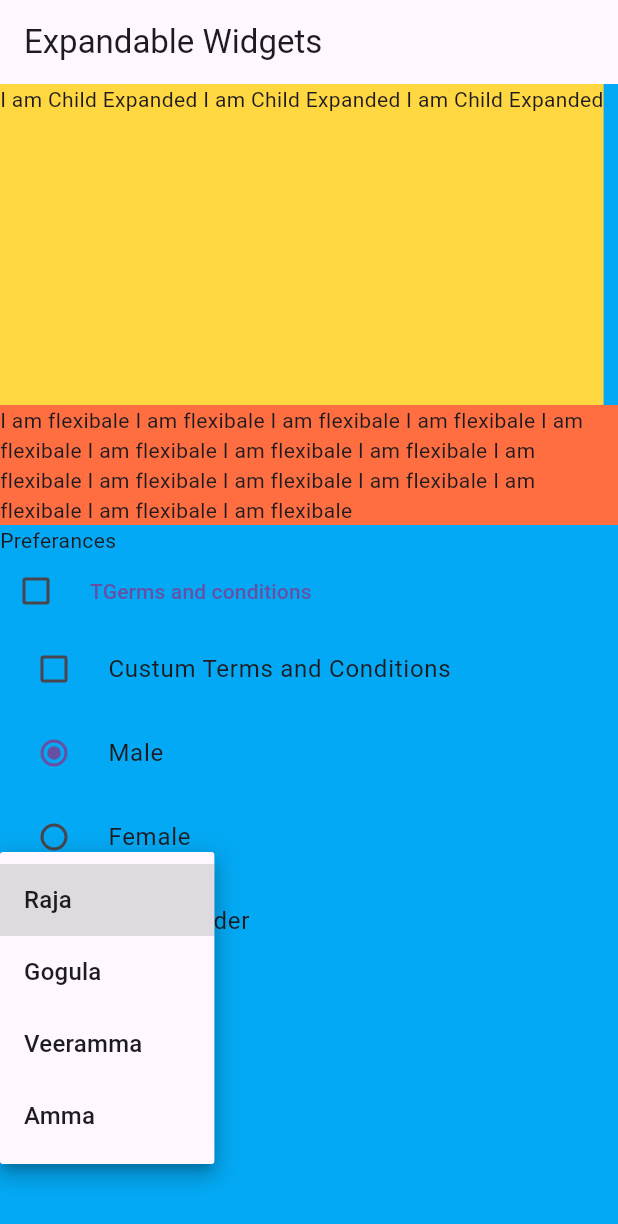
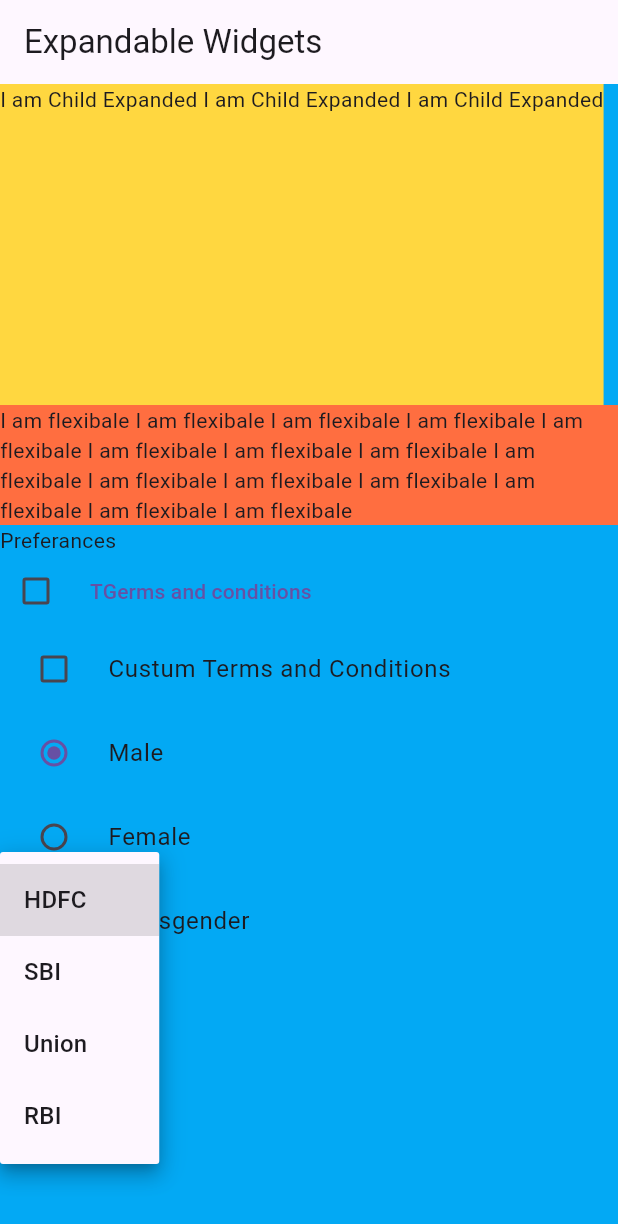
Before and after one commit to raja226-kanini/PracticeFluttet, a Flutter app: the screen it shows after launch, after a tap on the "arrow drop down" icon, on a phone screen of 412 x 824 dp. Shown: the top 1224 px of the screen. Run offline on Flutter 3.47's test engine with Material 3 defaults, Android fonts, the phone set to English and light mode, and no system bars; our stand-ins replace cached_network_image, get, google_fonts, mvc_pattern, video_player; missing offline and left inert: appdynamics_agent, dart:ffi, imageview360.

Commit message:
dropdown menu

```diff
--- a/lib/views/expandWidget_screen.dart
+++ b/lib/views/expandWidget_screen.dart
@@ -11,6 +11,7 @@ class _MyWidgetState extends State<ExpandedWidgetScreen> {
   bool ischeckBoxselected = false;
   int isRadioselected = 0;
   String? selectedDropdownmenuValue ;
+  List <String> listofBanks = ["HDFC","SBI","Union","RBI"];
 
   @override
   Widget build(BuildContext context) {
@@ -84,24 +85,26 @@ class _MyWidgetState extends State<ExpandedWidgetScreen> {
                 }),
             DropdownButton(
               value: selectedDropdownmenuValue,
-              items: [
-              DropdownMenuItem(
-                child: Text("Raja"),
-                value: "RA",
-              ),
-              DropdownMenuItem(
-                child: Text("Gogula"),
-                value: "GG",
-              ),
-              DropdownMenuItem(
-                child: Text("Veeramma"),
-                value: "VR",
-              ),
-              DropdownMenuItem(
-                child: Text("Amma"),
-                value: "AM",
-              ),
-            ], onChanged: (value) {
+              items: listofBanks.map((e) => DropdownMenuItem(value: e,child: Text(e))).toList(),
+            //   items: [
+            //   DropdownMenuItem(
+            //     child: Text("Raja"),
+            //     value: "RA",
+            //   ),
+            //   DropdownMenuItem(
+            //     child: Text("Gogula"),
+            //     value: "GG",
+            //   ),
+            //   DropdownMenuItem(
+            //     child: Text("Veeramma"),
+            //     value: "VR",
+            //   ),
+            //   DropdownMenuItem(
+            //     child: Text("Amma"),
+            //     value: "AM",
+            //   ),
+            // ],
+             onChanged: (value) {
               setState(() {
                 selectedDropdownmenuValue = value ?? '';
               });
```
